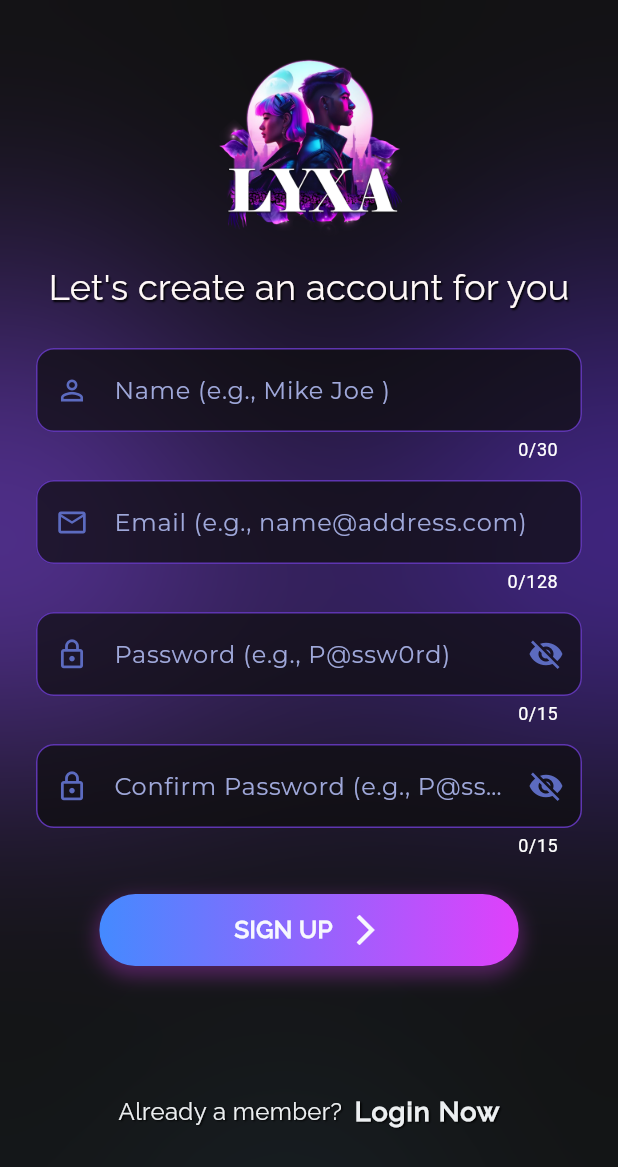
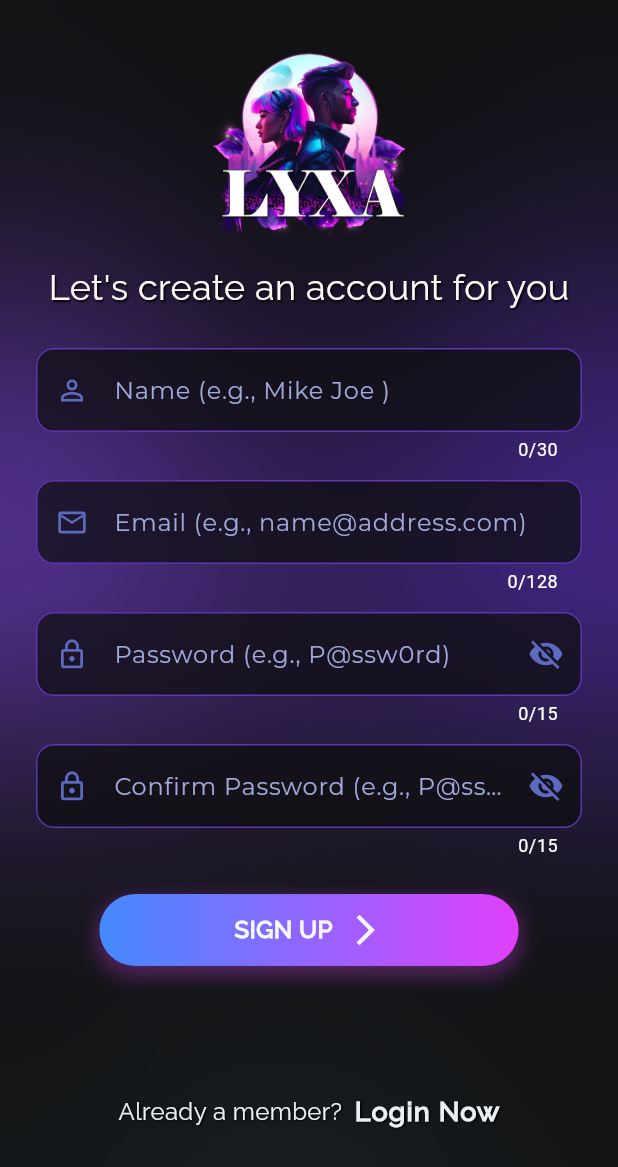
Before and after one commit to NovaLogics/lyxa-live-flutter-app, a Flutter app: the screen it shows after launch, after a tap on "Register now!", on a phone screen of 412 x 824 dp. Shown: the top 1167 px of the screen. Run offline on Flutter 3.47's test engine with Material 3 defaults, Android fonts, the phone set to English and light mode, and no system bars; our stand-ins replace cached_network_image, carousel_slider, cloud_firestore, file_picker, firebase_auth, firebase_core and 8 more; accounts and stored records are empty; generated files the repository leaves out were written again.

Commit message:
feat [ auth ]: Impl Screen [ LoginScreen, RegisterScreen ] > Update banner image settings

```diff
--- a/lib/src/features/auth/ui/screens/login_screen.dart
+++ b/lib/src/features/auth/ui/screens/login_screen.dart
@@ -106,6 +106,7 @@ class _LoginScreenState extends State<LoginScreen> {
       IMAGE_LYXA_BANNER,
       height: AppDimens.bannerSize200,
       width: AppDimens.bannerSize200,
+      fit: BoxFit.cover,
     );
   }
 
--- a/lib/src/features/auth/ui/screens/register_screen.dart
+++ b/lib/src/features/auth/ui/screens/register_screen.dart
@@ -138,6 +138,7 @@ class _RegisterScreenState extends State<RegisterScreen> {
       IMAGE_LYXA_BANNER,
       height: AppDimens.size128,
       width: AppDimens.size128,
+      fit: BoxFit.cover,
     );
   }
 
```
